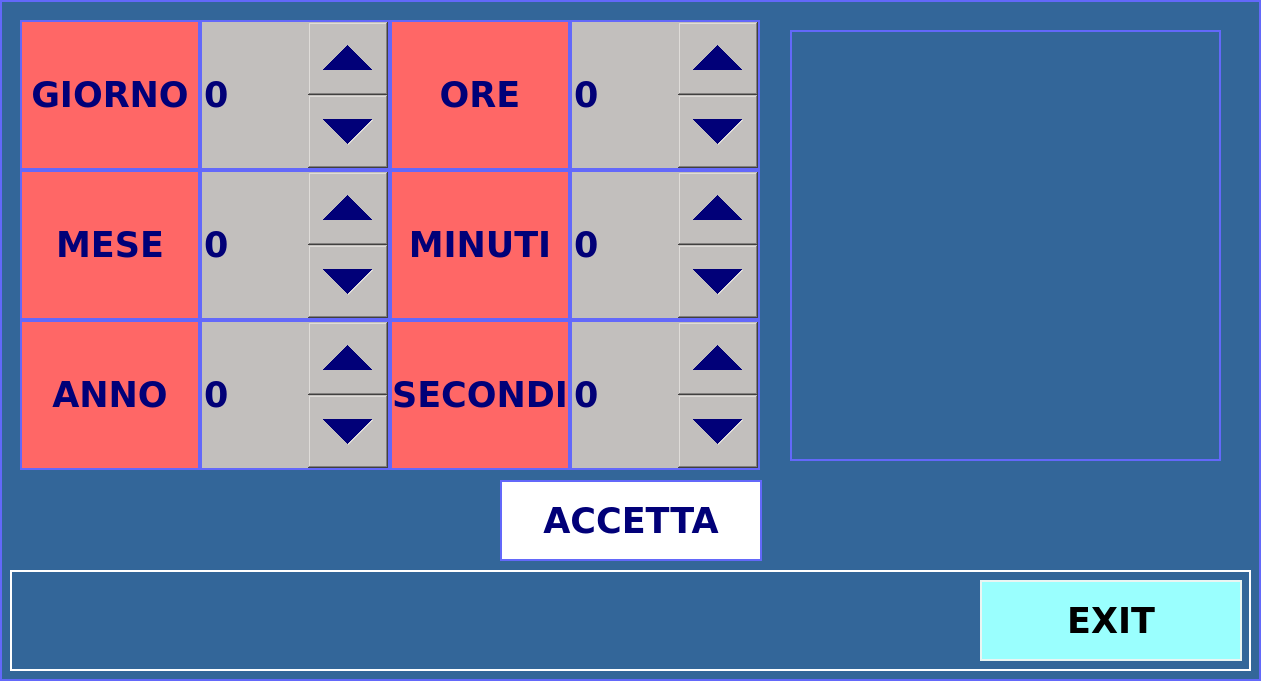
First picture: the form in data.ui, repository infermita/sampleatm, before the edit.
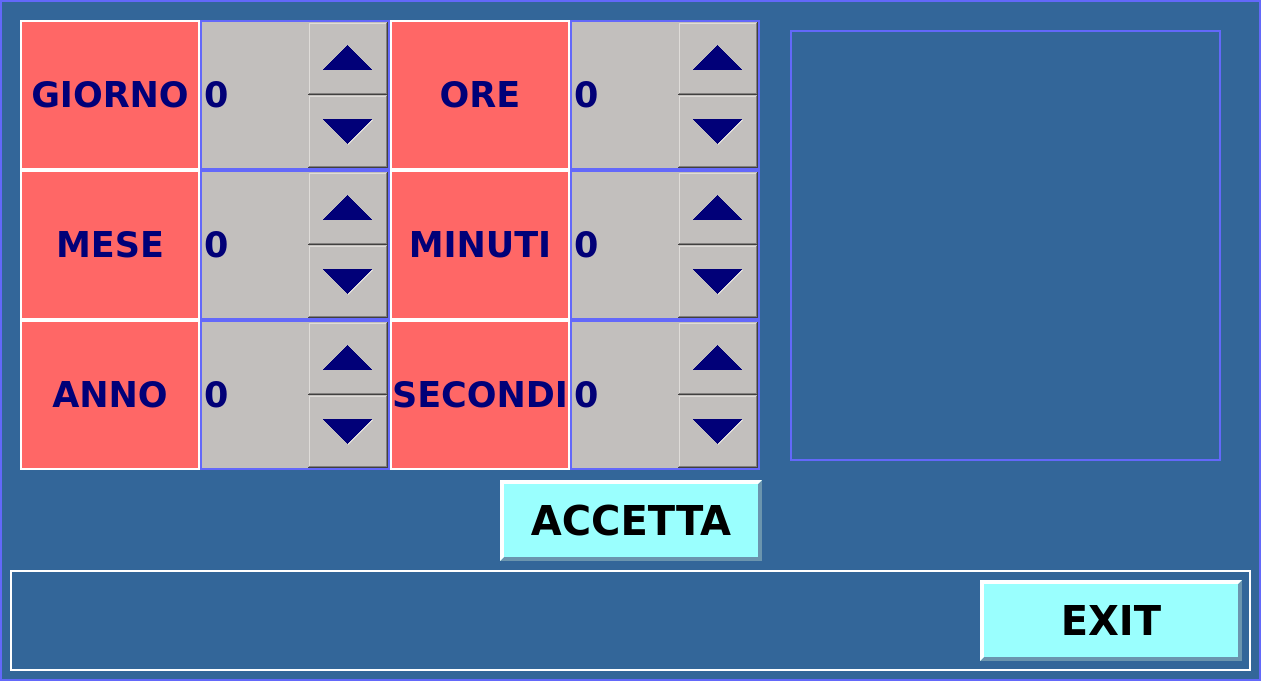
Second picture: the form after the edit. Custom widgets are drawn as their Qt base class.

Diff of the .ui file:
```diff
--- a/data.ui
+++ b/data.ui
@@ -28,8 +28,16 @@
 QSpinBox { background-color : #c2bfbd; color : #010078;}
 QSpinBox::up-button { width: 80px; }
 QSpinBox::down-button { width: 80px; }
-QPushButton{ background-color : #ffffff; color : #010078;}
-AnalogClock{font: 12pt &quot;DejaVu Sans&quot;;font: normal;color: #ffffff; }</string>
+AnalogClock{font: 12pt &quot;DejaVu Sans&quot;;font: normal;color: #ffffff; }
+QFrame {border:2px solid #FFFFFF }
+QPushButton { background-color : #9afffe; color : #000000;border:4px solid #6b95ae;font: 30pt &quot;DejaVu Sans&quot;;font: bold;border-left-color:white;border-top-color:white  }
+QPushButton:pressed
+{
+  border:4px solid white;
+  border-left-color:#6b95ae;
+  border-top-color:#6b95ae;
+  background-color : #cccccc;
+}</string>
   </property>
   <widget class="QLabel" name="mydata">
    <property name="geometry">
@@ -1313,7 +1321,7 @@
     </rect>
    </property>
    <property name="styleSheet">
-    <string notr="true">QFrame {border:2px solid #FFFFFF }</string>
+    <string notr="true"/>
    </property>
    <property name="frameShape">
     <enum>QFrame::StyledPanel</enum>
@@ -1333,14 +1341,14 @@
     <property name="font">
      <font>
       <family>DejaVu Sans</family>
-      <pointsize>26</pointsize>
+      <pointsize>30</pointsize>
       <weight>75</weight>
       <italic>false</italic>
       <bold>true</bold>
      </font>
     </property>
     <property name="styleSheet">
-     <string notr="true">QPushButton { background-color : #9afffe; color : #000000;border:2px solid #eaf5f2 }</string>
+     <string notr="true"/>
     </property>
     <property name="text">
      <string>EXIT</string>
@@ -1473,7 +1481,7 @@
    <property name="font">
     <font>
      <family>DejaVu Sans</family>
-     <pointsize>26</pointsize>
+     <pointsize>30</pointsize>
      <weight>75</weight>
      <italic>false</italic>
      <bold>true</bold>
```
